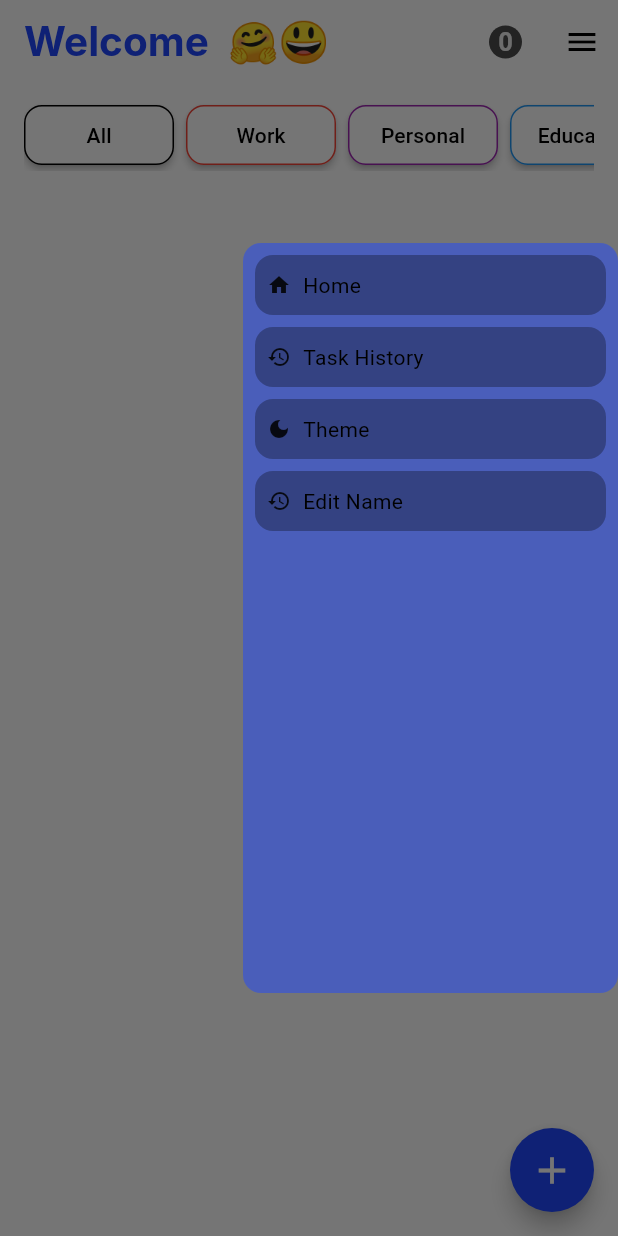
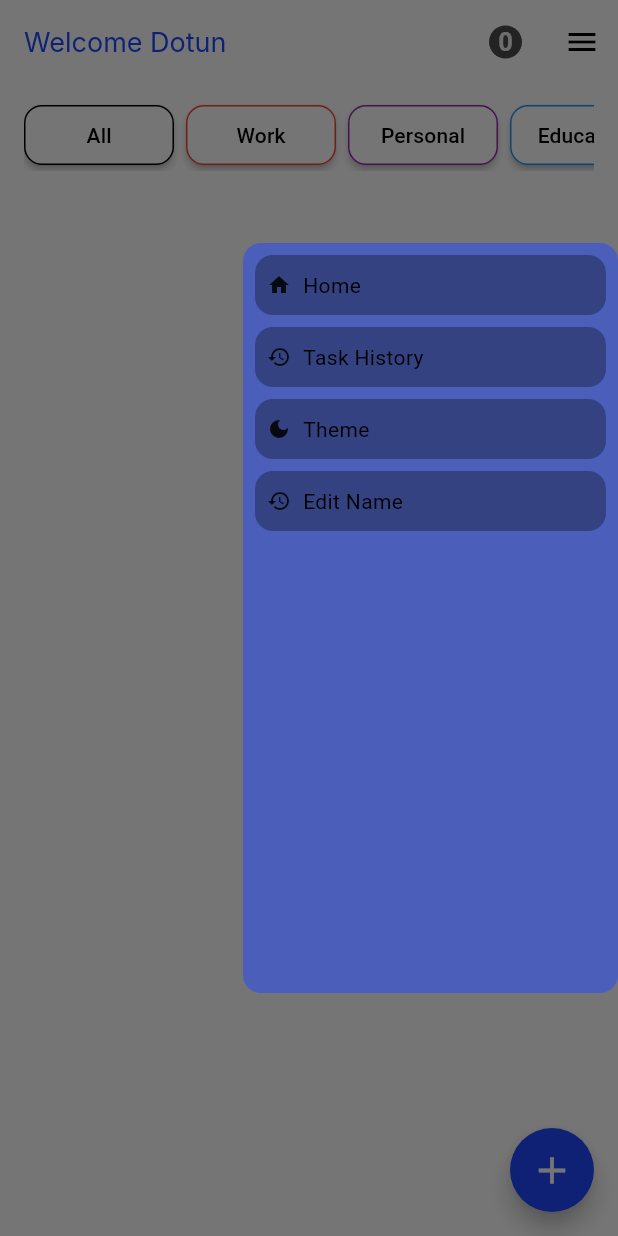
Before and after one commit to dotun0/Chronix, a Flutter app: the screen it shows after launch, with the side drawer open, on a phone screen of 412 x 824 dp. Run offline on Flutter 3.47's test engine with Material 3 defaults, Android fonts, the phone set to English and light mode, and no system bars; our stand-ins replace awesome_notifications, hive, hive_flutter, timezone; accounts and stored records are empty; Roboto replaces fonts that are missing (Inter).

Commit message:
Initial commit after workspace change to HP

```diff
--- a/analysis_options.yaml
+++ b/analysis_options.yaml
@@ -10,6 +10,7 @@
 analyzer:
   errors:
     must_be_immutable: ignore
+    deprecated_member_use: ignore
 include: package:flutter_lints/flutter.yaml
 
 linter:
--- a/lib/classes/task_provider.dart
+++ b/lib/classes/task_provider.dart
@@ -1,4 +1,4 @@
-// ignore_for_file: deprecated_member_us
+// ignore_for_file: deprecated_member_us, use_build_context_synchronously
 
 import 'dart:math';
 
@@ -13,7 +13,7 @@ import 'package:uuid/uuid.dart';
 
 class TaskProvider extends ChangeNotifier {
   TextEditingController userInputName = TextEditingController();
-  String userName = "";
+  String userName = "Dotun";
   void updateName(TextEditingController name, BuildContext context) {
     if (name.text.isEmpty) {
       ScaffoldMessenger.of(context).showSnackBar(
@@ -122,7 +122,7 @@ class TaskProvider extends ChangeNotifier {
             // margin: EdgeInsets.all(20),
             behavior: SnackBarBehavior.fixed,
             content: Text(
-              "${inputTask.text} was ${message} for ${newTime.format(context)}",
+              "${inputTask.text} was $message for ${newTime.format(context)}",
               style: TextStyle(
                 fontSize: 16,
                 color: Theme.of(context).colorScheme.tertiary,
@@ -348,7 +348,7 @@ class TaskProvider extends ChangeNotifier {
         id: now.millisecondsSinceEpoch.remainder(100000),
         channelKey: "task_channel",
         title: "It's time to ${task.taskName}",
-        body: "Let's get to work ${userName} 🫡🫡🫡",
+        body: "Let's get to work $userName 🫡🫡🫡",
       ),
 
       // schedule: NotificationCalendar(
--- a/lib/main.dart
+++ b/lib/main.dart
@@ -5,7 +5,6 @@ import 'package:taskmate/classes/task_provider.dart';
 import 'package:taskmate/classes/theme_class.dart';
 import 'package:taskmate/pages/home.dart';
 import 'package:provider/provider.dart';
-import 'package:flutter/services.dart';
 import 'package:awesome_notifications/awesome_notifications.dart';
 import 'package:timezone/data/latest.dart' as tz;
 
--- a/lib/pages/home.dart
+++ b/lib/pages/home.dart
@@ -6,7 +6,6 @@ import 'package:hive_flutter/hive_flutter.dart';
 import 'package:provider/provider.dart';
 import 'package:taskmate/classes/task_class.dart';
 import 'package:taskmate/classes/task_provider.dart';
-import 'package:taskmate/classes/theme_class.dart';
 import 'package:taskmate/pages/history_page.dart';
 import 'package:taskmate/pages/task_input.dart';
 import 'package:taskmate/utilities/alert_dialog.dart';
@@ -277,12 +276,12 @@ class _HomeState extends State<Home> {
           title: Row(
             children: [
               Text(
-                "Welcome ${providerModel.userName} 🤗😃🫡",
+                "Welcome ${providerModel.userName} ",
                 style: TextStyle(
-                  fontWeight: FontWeight.bold,
+                  fontWeight: FontWeight.normal,
                   color: providerModel.appColor,
                   fontFamily: 'Inter',
-                  fontSize: 27,
+                  fontSize: 18,
                 ),
               ),
               Spacer(),
--- a/pubspec.yaml
+++ b/pubspec.yaml
@@ -55,7 +55,7 @@ dev_dependencies:
   # package. See that file for information about deactivating specific lint
   # rules and activating additional ones.
   flutter_lints: ^5.0.0
-  build_runner: ^2.5.4
+  build_runner: ^2.4.13
 
 # For information on the generic Dart part of this file, see the
 # following page: https://dart.dev/tools/pub/pubspec
```
Also changed, not shown: lib/pages/history_page.dart (+29 -24 lines), lib/utilities/alert_dialog.dart (+12 -8 lines), pubspec.lock, 1 other file.
